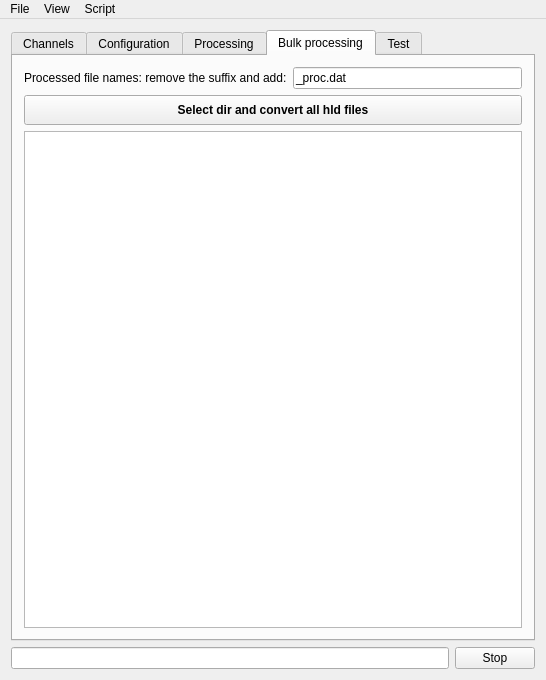
The window that GUI/mainwindow.ui (andrmor/TRB3reader) describes before a commit, drawn with Qt 5.
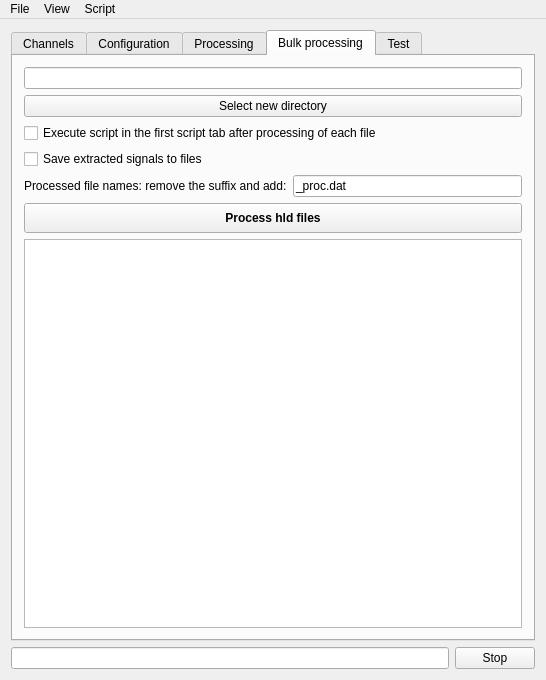
The same window after the commit. The open tabs and pages were chosen to show the change.

```diff
--- a/GUI/mainwindow.ui
+++ b/GUI/mainwindow.ui
@@ -2414,6 +2414,30 @@
         <string>Bulk processing</string>
        </attribute>
        <layout class="QVBoxLayout" name="verticalLayout_5">
+        <item>
+         <widget class="QLineEdit" name="leDirForBulk"/>
+        </item>
+        <item>
+         <widget class="QPushButton" name="pbSelectNewDir">
+          <property name="text">
+           <string>Select new directory</string>
+          </property>
+         </widget>
+        </item>
+        <item>
+         <widget class="QCheckBox" name="cbAutoExecuteScript">
+          <property name="text">
+           <string>Execute script in the first script tab after processing of each file</string>
+          </property>
+         </widget>
+        </item>
+        <item>
+         <widget class="QCheckBox" name="cbSaveSignalsToFiles">
+          <property name="text">
+           <string>Save extracted signals to files</string>
+          </property>
+         </widget>
+        </item>
         <item>
          <layout class="QHBoxLayout" name="horizontalLayout_20">
           <item>
@@ -2447,7 +2471,7 @@
            </font>
           </property>
           <property name="text">
-           <string>Select dir and convert all hld files</string>
+           <string>Process hld files</string>
           </property>
          </widget>
         </item>
```
Left out of the diff: 2 changed lines with no effect on the pictures.
